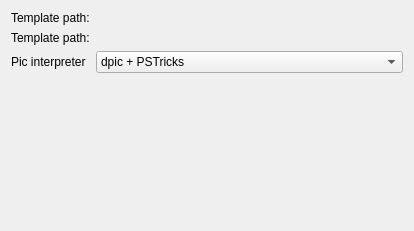
This is src/backends/circuitmacros/settings.ui in KDE/cirkuit as Qt 5 draws it before an edit. The edited form follows.
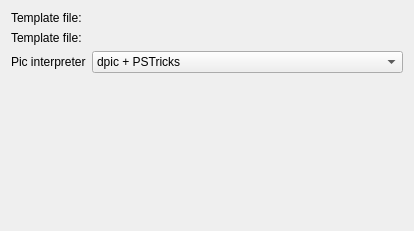
This is the edited form. Custom widgets are drawn as their Qt base class.

```diff
--- a/src/backends/circuitmacros/settings.ui
+++ b/src/backends/circuitmacros/settings.ui
@@ -14,7 +14,7 @@
    <item row="0" column="0">
     <widget class="QLabel" name="lbl_template">
      <property name="text">
-      <string>Template path:</string>
+      <string>Template file:</string>
      </property>
     </widget>
    </item>
@@ -24,7 +24,7 @@
    <item row="1" column="0">
     <widget class="QLabel" name="lbl_tikztemplate">
      <property name="text">
-      <string>Template path:</string>
+      <string>Template file:</string>
      </property>
     </widget>
    </item>
```
Left out of the diff: 12 changed lines with no effect on the pictures.
